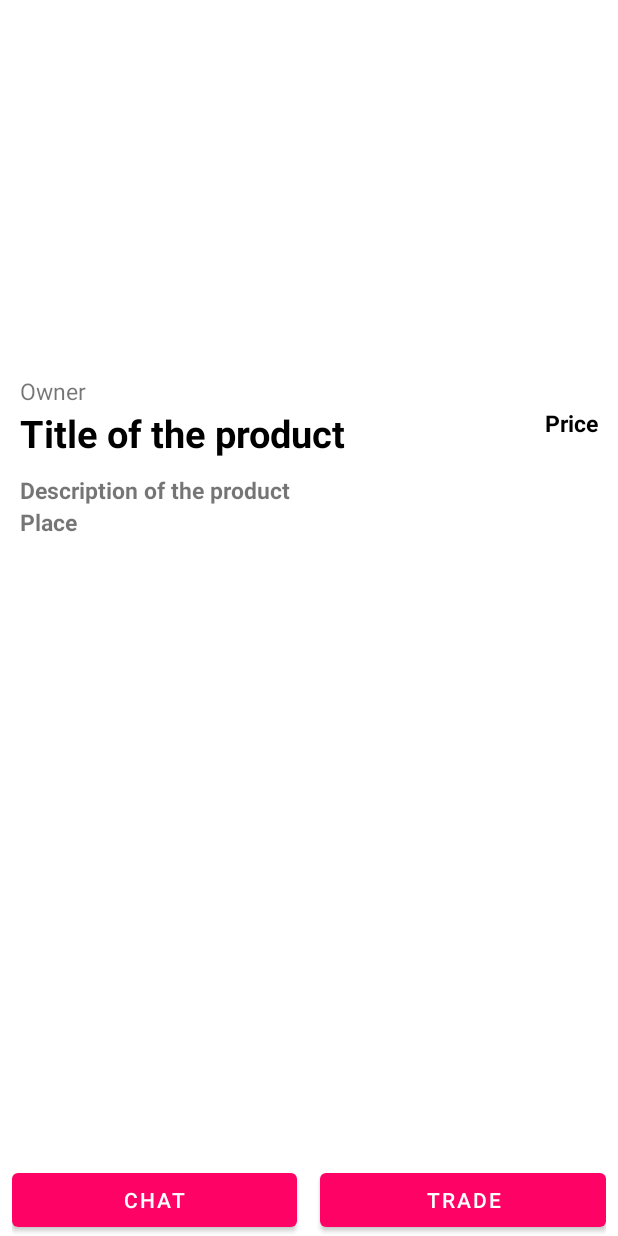
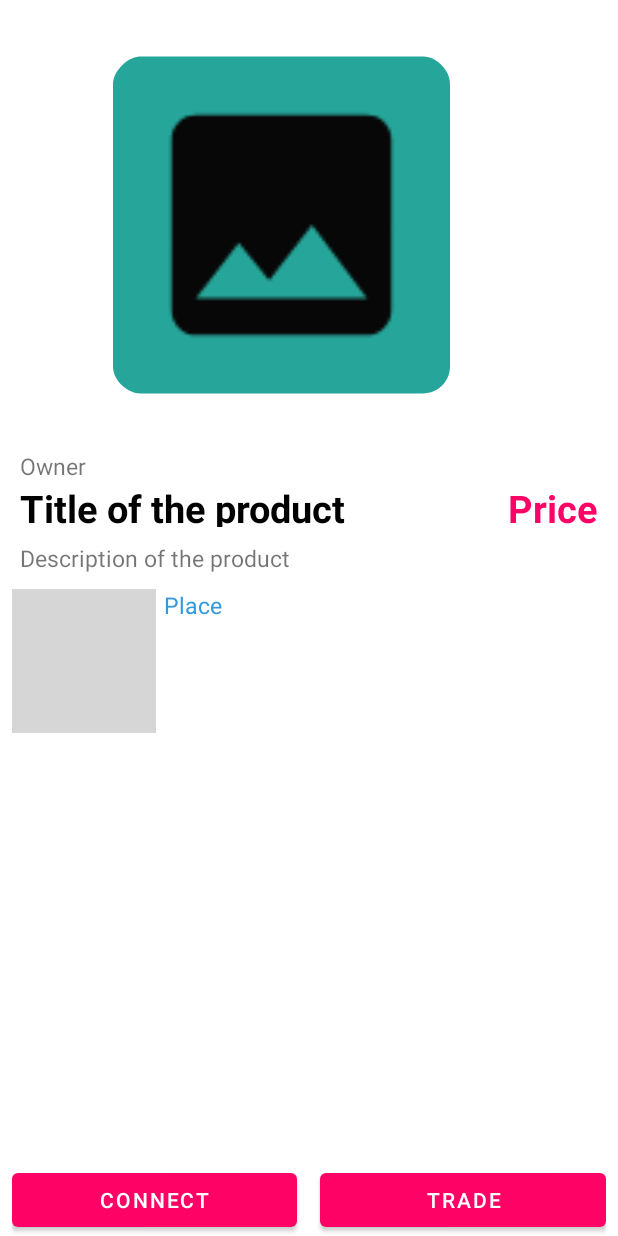
Before and after one commit to karthikktamilmani/ExchangeHub, an Android app: the layout view_product_layout.xml on its own in the app's theme, with its tools: preview values and no code run, on a phone screen of 412 x 824 dp. Run offline under Robolectric (Android 15) with nearby library versions, the light colour scheme and no system bars; grey boxes are pictures that could not be loaded.

Commit message:
UI changes in view product page

```diff
--- a/app/src/main/java/com/example/exchangehub/HomePage_Fragment.java
+++ b/app/src/main/java/com/example/exchangehub/HomePage_Fragment.java
@@ -66,7 +66,7 @@ public class HomePage_Fragment extends Fragment implements View.OnClickListener
         postLists = new ArrayList();
         HashMap prod1 = new HashMap();
         prod1.put("PRODUCT_TITLE","iPhone XS");
-        prod1.put("PRODUCT_PRICE","300");
+        prod1.put("PRODUCT_PRICE","CA$300");
         prod1.put("PRODUCT_DESCRIPTION","for sale, get it for selfnlsd skdjfnkjsdn ksjfnklsd slkdnflksd");
         prod1.put("PRODUCT_IMAGE",R.drawable.xs_image);
         prod1.put("PRODUCT_LOCATION" , new LatLng(44.633710, -63.593390));
@@ -74,7 +74,7 @@ public class HomePage_Fragment extends Fragment implements View.OnClickListener
         postLists.add(prod1);
         prod1 = new HashMap();
         prod1.put("PRODUCT_TITLE","iPhone XR");
-        prod1.put("PRODUCT_PRICE","400");
+        prod1.put("PRODUCT_PRICE","CA$400");
         prod1.put("PRODUCT_DESCRIPTION","for sale, get it for selfnlsd skdjfnkjsdn ksjfnklsd slkdnflksd");
         prod1.put("PRODUCT_IMAGE",R.drawable.xr_image);
         prod1.put("PRODUCT_LOCATION" , new LatLng(44.633710, -63.593390));
@@ -82,7 +82,7 @@ public class HomePage_Fragment extends Fragment implements View.OnClickListener
         postLists.add(prod1);
         prod1 = new HashMap();
         prod1.put("PRODUCT_TITLE","iPhone X");
-        prod1.put("PRODUCT_PRICE","100");
+        prod1.put("PRODUCT_PRICE","CA$100");
         prod1.put("PRODUCT_DESCRIPTION","for sale, get it for selfnlsd skdjfnkjsdn ksjfnklsd slkdnflksd");
         prod1.put("PRODUCT_IMAGE",R.drawable.x_image);
         prod1.put("PRODUCT_LOCATION" , new LatLng(44.633710, -63.593390));
--- a/app/src/main/res/layout/view_product_layout.xml
+++ b/app/src/main/res/layout/view_product_layout.xml
@@ -6,12 +6,18 @@
     android:layout_height="match_parent"
     tools:context=".MainActivity">
 
-    <ViewFlipper
+    <!--            <ViewFlipper-->
+    <!--                android:id="@+id/flipper"-->
+    <!--                android:layout_width="match_parent"-->
+    <!--                android:layout_height="wrap_content"-->
+    <!--                android:layout_centerHorizontal="true"/>-->
+    <ImageView
+        android:layout_width="300dp"
+        android:layout_height="300dp"
+        android:paddingStart="75dp"
         android:id="@+id/flipper"
-        android:layout_width="match_parent"
-        android:layout_height="250dp"
-        android:layout_centerHorizontal="true"/>
-
+        android:src="@mipmap/default_no_image"
+        />
     <LinearLayout
         android:layout_width="match_parent"
         android:layout_height="wrap_content"
@@ -38,7 +44,7 @@
             <TextView
                 android:id="@+id/prodtitle"
                 android:layout_width="wrap_content"
-                android:layout_height="wrap_content"
+                android:layout_height="30dp"
                 android:text="Title of the product"
                 android:paddingStart="5dp"
                 android:paddingEnd="5dp"
@@ -55,13 +61,13 @@
             <TextView
                 android:id="@+id/prodPrice"
                 android:layout_width="wrap_content"
-                android:layout_height="wrap_content"
+                android:layout_height="30dp"
                 android:layout_gravity="right"
                 android:paddingStart="5dp"
                 android:paddingEnd="5dp"
                 android:text="Price"
-                android:textColor="@color/black"
-                android:textSize="15sp"
+                android:textColor="@color/colorPrimary"
+                android:textSize="25sp"
                 android:textStyle="bold" />
 
         </LinearLayout>
@@ -72,11 +78,20 @@
             android:text="Description of the product"
             android:paddingStart="5dp"
             android:paddingEnd="5dp"
-            android:textStyle="bold"
             android:layout_marginTop="10dp"
             android:textSize="15sp"
             />
 
+        <LinearLayout
+            android:layout_width="wrap_content"
+            android:layout_height="wrap_content"
+            android:layout_marginTop="10dp"
+            android:orientation="horizontal"
+            >
+            <ImageView
+                android:layout_width="wrap_content"
+                android:layout_height="wrap_content"
+                android:src="@drawable/ic_location_on_black_24dp" />
             <TextView
                 android:id="@+id/prodPlace"
                 android:layout_width="wrap_content"
@@ -84,9 +99,10 @@
                 android:text="Place"
                 android:paddingStart="5dp"
                 android:paddingEnd="5dp"
-            android:textStyle="bold"
+                android:textColor="#3498db"
                 android:textSize="15sp"
                 />
+        </LinearLayout>
 
     </LinearLayout>
     <LinearLayout
@@ -103,7 +119,7 @@
             android:layout_weight="0.48"
             android:layout_height="wrap_content"
             style="@style/Widget.MaterialComponents.Button"
-            android:text="Chat"/>
+            android:text="Connect"/>
         <View
             android:layout_width="0dp"
             android:layout_height="0dp"
```
Also changed, not shown: app/src/main/java/com/example/exchangehub/CommonUtil.java (+21 -2 lines), app/src/main/java/com/example/exchangehub/ViewProduct_Fragment.java (+12 -3 lines). Lines whose indentation alone changed are shown as unchanged.
